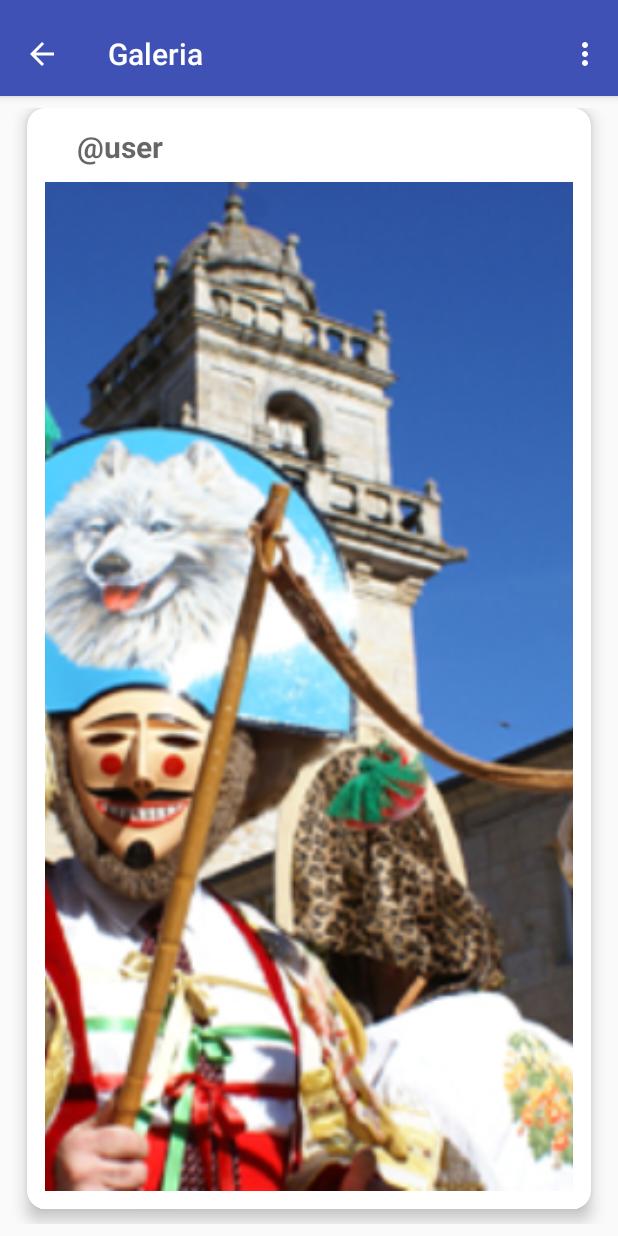
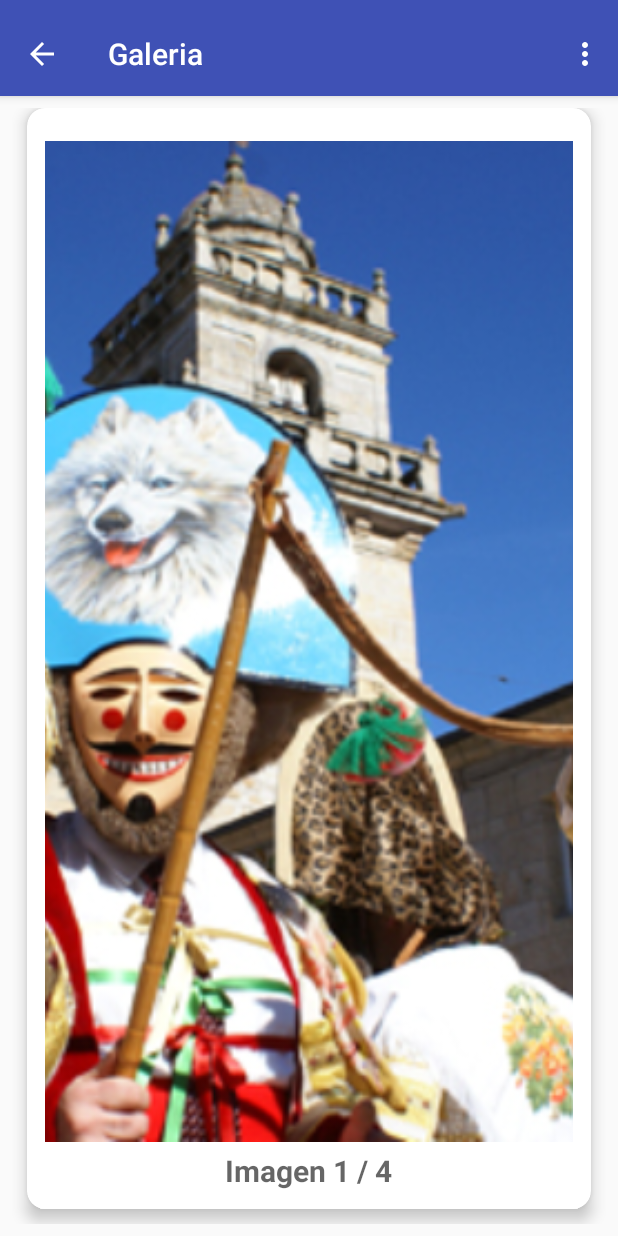
Before and after one commit to snooze6/Entroido-Verin, an Android app: the GalleryActivity screen opened directly, with no data from a screen before it, on a phone screen of 412 x 824 dp. Run offline under Robolectric (Android 15) with nearby library versions, the phone set to English and light mode, and no system bars; our stand-ins replace Picasso; network calls fail; pictures from the network do not load.

Commit message:
Con numero de imagen

```diff
--- a/app/src/main/java/es/develover/joker/entroido/Activities/GalleryActivity.java
+++ b/app/src/main/java/es/develover/joker/entroido/Activities/GalleryActivity.java
@@ -13,10 +13,13 @@ import android.view.MenuItem;
 import android.view.View;
 import android.view.ViewGroup;
 import android.widget.ImageView;
+import android.widget.TextView;
 
 import com.squareup.picasso.Picasso;
 
 import es.develover.joker.entroido.R;
+
+
 
 public class GalleryActivity extends AppCompatActivity {
 
@@ -28,7 +31,7 @@ public class GalleryActivity extends AppCompatActivity {
      * may be best to switch to a
      * {@link android.support.v4.app.FragmentStatePagerAdapter}.
      */
-    private SectionsPagerAdapter mSectionsPagerAdapter;
+    private static SectionsPagerAdapter mSectionsPagerAdapter;
 
     /**
      * The {@link ViewPager} that will host the section contents.
@@ -153,7 +156,10 @@ public class GalleryActivity extends AppCompatActivity {
                                  Bundle savedInstanceState) {
             int section = getArguments().getInt(ARG_SECTION_NUMBER);
             View rootView = inflater.inflate(R.layout.fragment_gallery, container, false);
-          //  TextView textView = (TextView) rootView.findViewById(R.id.item_gallery);
+             TextView textView = (TextView) rootView.findViewById(R.id.photo_number);
+
+            String text= "Imagen " +section+" / "+mSectionsPagerAdapter.getCount();;
+                    textView.setText(text);
             ImageView image = (ImageView)rootView.findViewById(R.id.card_gallery);
             switch (section){
                 case 1:
--- a/app/src/main/res/layout/fragment_gallery.xml
+++ b/app/src/main/res/layout/fragment_gallery.xml
@@ -49,22 +49,23 @@
                 android:adjustViewBounds="true"
                 android:clickable="true"
                 android:scaleType="centerCrop"
-                android:src="@drawable/hermione" />
+                android:src="@drawable/hermione"
+                android:layout_above="@+id/photo_number" />
+
 
 
             <TextView
-                android:id="@+id/card_network_texto"
+                android:id="@+id/photo_number"
                 android:layout_width="wrap_content"
                 android:layout_height="wrap_content"
-                android:layout_alignParentTop="true"
-                android:layout_marginLeft="21dp"
-                android:layout_marginStart="21dp"
-                android:layout_toEndOf="@+id/card_network_profile_image"
-                android:layout_toRightOf="@+id/card_network_profile_image"
-                android:text="\@user"
+                android:text="Imagen  / 4"
                 android:textAppearance="?android:attr/textAppearanceMedium"
                 android:textSize="20dp"
-                android:textStyle="bold" />
+                android:layout_marginTop="5dp"
+                android:textStyle="bold"
+                android:layout_alignParentBottom="true"
+                android:layout_centerHorizontal="true"
+                />
 
 
         </RelativeLayout>
```
